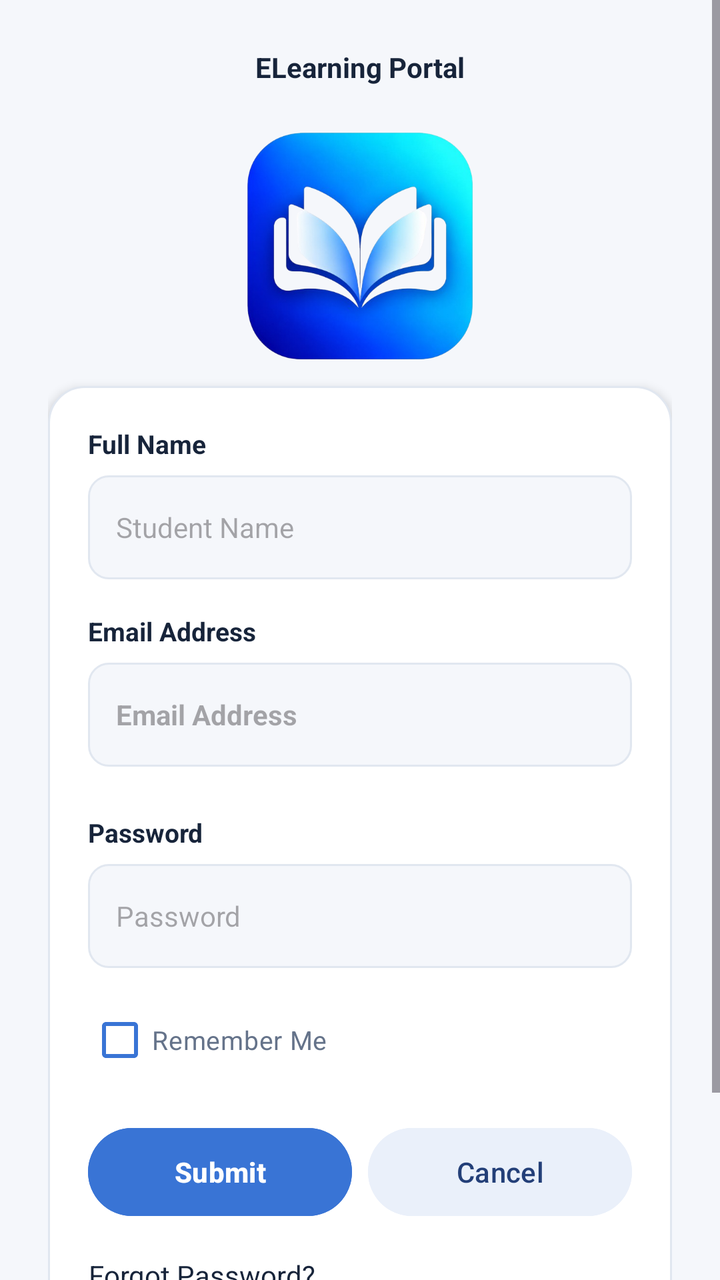
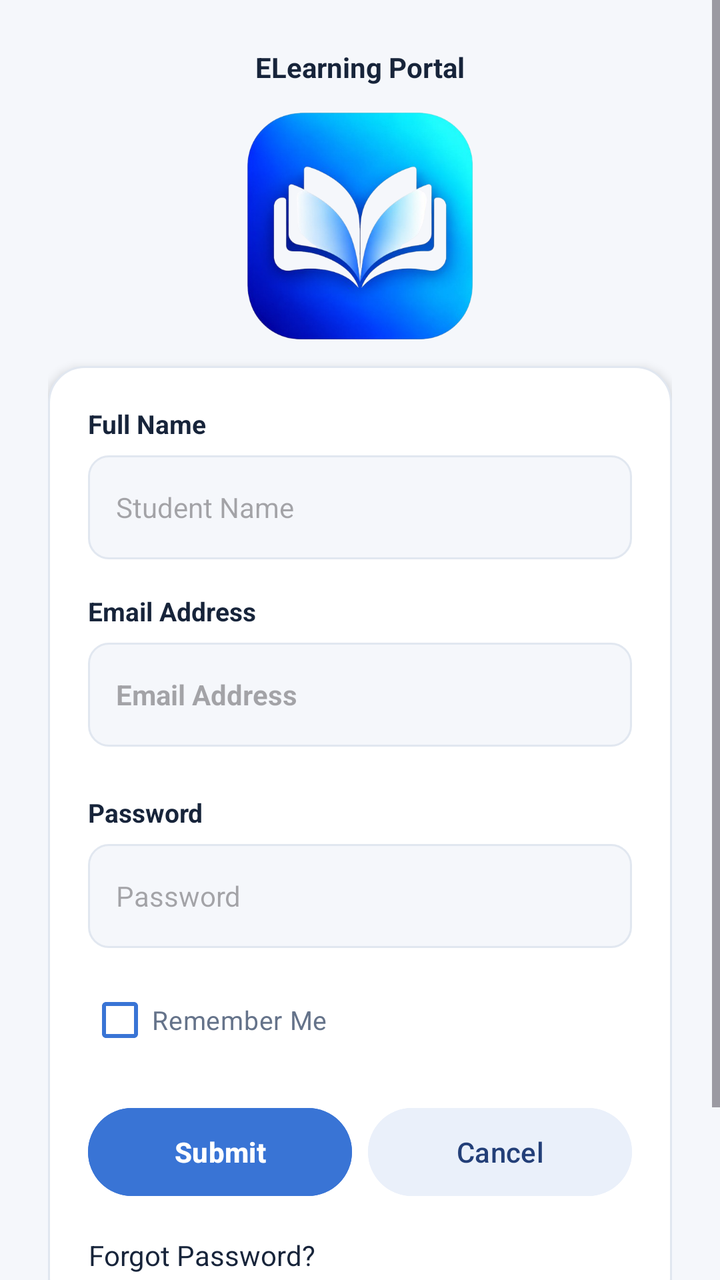

Two renders of the same Android screen: before a commit and after it. Below are the layout's source before the change and the commit's diff.
<!-- AndroidManifest.xml: application theme Theme.ELearningPortal -->
<!-- res/layout/activity_login.xml -->
<?xml version="1.0" encoding="utf-8"?>
<ScrollView xmlns:android="http://schemas.android.com/apk/res/android"
    android:layout_width="match_parent"
    android:layout_height="match_parent"
    android:fillViewport="true">

    <LinearLayout
        android:layout_width="match_parent"
        android:layout_height="wrap_content"
        android:orientation="vertical"
        android:gravity="center_horizontal"
        android:padding="24dp">

        <TextView
            android:layout_width="wrap_content"
            android:layout_height="wrap_content"
            android:text="@string/app_name"
            android:textStyle="bold"
            android:textColor="@color/text_primary" />

        
        <ImageView
            android:id="@+id/logo"
            android:layout_width="120dp"
            android:layout_height="120dp"
            android:layout_marginTop="20dp"
            android:layout_marginBottom="10dp"
            android:src="@drawable/logo"
            android:contentDescription="@string/school_logo_description" />

        <LinearLayout
            android:layout_width="match_parent"
            android:layout_height="wrap_content"
            android:orientation="vertical"
            android:padding="20dp"
            android:background="@drawable/bg_login_card"
            android:elevation="3dp">

            
            <TextView
                android:layout_width="wrap_content"
                android:layout_height="wrap_content"
                android:text="@string/full_name"
                android:textColor="@color/text_primary"
                android:textStyle="bold"
                android:textSize="13sp"
                android:layout_marginBottom="7dp"/>

            
            <EditText
                android:id="@+id/etName"
                android:layout_width="match_parent"
                android:layout_height="52dp"
                android:autofillHints="@string/student_name_autofill_hint"
                android:hint="@string/student_name"
                android:inputType="textPersonName"
                android:singleLine="true"
                android:paddingHorizontal="14dp"
                android:textSize="14sp"
                android:background="@drawable/bg_login_input"/>

            
            <TextView
                android:layout_marginBottom="7dp"
                android:layout_width="wrap_content"
                android:layout_height="wrap_content"
                android:text="@string/email_address"
                android:textColor="@color/text_primary"
                android:textStyle="bold"
                android:textSize="13sp"
                android:layout_marginTop="17dp"/>

            
            <EditText
                android:id="@+id/etEmail"
                android:textColor="@color/text_primary"
                android:textStyle="bold"
                android:layout_marginBottom="7dp"
                android:autofillHints="@string/email_address_autofill_hint"
                android:hint="@string/email_address"
                android:inputType="textEmailAddress"
                android:layout_width="match_parent"
                android:layout_height="52dp"
                android:singleLine="true"
                android:paddingHorizontal="14dp"
                android:textSize="14sp"
                android:background="@drawable/bg_login_input"/>

            
            <TextView
                android:layout_marginBottom="7dp"
                android:layout_width="wrap_content"
                android:layout_height="wrap_content"
                android:text="@string/password"
                android:textColor="@color/text_primary"
                android:textStyle="bold"
                android:textSize="13sp"
                android:layout_marginTop="17dp"/>

            
            <EditText
                android:id="@+id/etPassword"
                android:autofillHints="@string/password_autofill_hint"
                android:hint="@string/password"
                android:inputType="textPassword"
                android:layout_width="match_parent"
                android:layout_height="52dp"
                android:singleLine="true"
                android:paddingHorizontal="14dp"
                android:textSize="14sp"
                android:background="@drawable/bg_login_input"/>

            
            <CheckBox
                android:id="@+id/cbRemember"
                android:layout_width="match_parent"
                android:layout_height="wrap_content"
                android:layout_marginTop="12dp"
                android:text="@string/remember_me"
                android:textColor="@color/text_secondary"
                android:textSize="13sp"
                android:buttonTint="@color/primary_button"/>

            
            <LinearLayout
                style="?android:attr/buttonBarStyle"
                android:layout_width="match_parent"
                android:layout_height="wrap_content"
                android:layout_marginTop="16dp"
                android:orientation="horizontal">

                <Button
                    android:id="@+id/btnSubmit"
                    android:layout_weight="1"
                    android:text="@string/submit"
                    android:layout_width="0dp"
                    android:layout_height="52dp"
                    android:textAllCaps="false"
                    android:textColor="#FFFFFF"
                    android:textStyle="bold"
                    android:backgroundTint="@color/primary_button"/>

                <Button
                    android:id="@+id/btnCancel"
                    android:layout_weight="1"
                    android:layout_width="0dp"
                    android:layout_height="52dp"
                    android:textAllCaps="false"
                    android:textColor="@color/primary"
                    android:backgroundTint="@color/soft_blue"
                    android:layout_marginStart="8dp"
                    android:text="@string/cancel" />
            </LinearLayout>

            
            <TextView
                android:id="@+id/tvForgot"
                android:layout_width="wrap_content"
                android:layout_height="wrap_content"
                android:layout_marginTop="16dp"
                android:text="@string/forgot_password"
                android:textAlignment="center"
                android:textColor="@color/text_primary"
                android:textSize="14sp" />

            
            <ProgressBar
                android:id="@+id/progressBar"
                android:layout_width="wrap_content"
                android:layout_height="wrap_content"
                android:layout_marginTop="16dp"
                android:visibility="gone" />
        </LinearLayout>

        
        <TextView
            android:layout_width="wrap_content"
            android:layout_height="wrap_content"
            android:layout_gravity="center"
            android:text="@string/app_name"
            android:textColor="@color/text_secondary"
            android:textSize="11sp"
            android:letterSpacing="0.15"
            android:layout_marginTop="24dp"
            android:layout_marginBottom="20dp"/>
    </LinearLayout>
</ScrollView>
<!-- resources referenced by this layout -->
<resources>
  <color name="primary">#233F78</color>
  <color name="primary_button">#3974D5</color>
  <color name="soft_blue">#EAF0FA</color>
  <color name="text_primary">#17243A</color>
  <color name="text_secondary">#65738A</color>
  <!-- drawable bg_login_card (drawable) -->
  <?xml version="1.0" encoding="utf-8"?>
  <shape xmlns:android="http://schemas.android.com/apk/res/android"
      android:shape="rectangle">
  
      <solid android:color="@color/surface"/>
  
      <corners android:radius="18dp"/>
  
      <stroke
          android:width="1dp"
          android:color="@color/border"/>
  
  </shape>
  <!-- drawable bg_login_input (drawable) -->
  <?xml version="1.0" encoding="utf-8"?>
  <shape xmlns:android="http://schemas.android.com/apk/res/android"
      android:shape="rectangle">
  
      <solid android:color="@color/background"/>
  
      <corners android:radius="10dp"/>
  
      <stroke
          android:width="1dp"
          android:color="@color/border"/>
  
  </shape>
  <!-- drawable logo: png bitmap (drawable, 246216 bytes) -->
  <string name="app_name">ELearning Portal</string>
  <string name="cancel">Cancel</string>
  <string name="email_address">Email Address</string>
  <string name="email_address_autofill_hint">you@example.com</string>
  <string name="forgot_password">Forgot Password?</string>
  <string name="full_name">Full Name</string>
  <string name="password">Password</string>
  <string name="password_autofill_hint">Password should be more than 6 characters</string>
  <string name="remember_me">Remember Me</string>
  <string name="school_logo_description">School Logo</string>
  <string name="student_name">Student Name</string>
  <string name="student_name_autofill_hint">Your full name</string>
  <string name="submit">Submit</string>
  <style name="Theme.ELearningPortal" parent="Base.Theme.ELearningPortal" />
  <color name="surface">#FFFFFF</color>
  <color name="border">#E1E7F0</color>
  <color name="background">#F5F7FB</color>
  <style name="Base.Theme.ELearningPortal" parent="Theme.Material3.DayNight.NoActionBar">
  
  
          <item name="colorPrimary">@color/primary</item>
          <item name="colorOnPrimary">@color/surface</item>
  
          <item name="colorSecondary">@color/secondary</item>
          <item name="colorOnSecondary">@color/surface</item>
  
          <item name="colorTertiary">@color/primary_button</item>
  
          
          <item name="android:colorBackground">@color/background</item>
          <item name="colorSurface">@color/surface</item>
          <item name="android:statusBarColor">@color/primary</item>
          <item name="android:navigationBarColor">@color/surface</item>
          <item name="android:windowLightStatusBar">false</item>
  
  
      </style>
  <color name="secondary">#18A6A0</color>
</resources>

<!-- the commit's change to res/layout/activity_login.xml (unified diff, before → after) -->
@@ -23,7 +23,7 @@
             android:id="@+id/logo"
             android:layout_width="120dp"
             android:layout_height="120dp"
-            android:layout_marginTop="20dp"
+            android:layout_marginTop="10dp"
             android:layout_marginBottom="10dp"
             android:src="@drawable/logo"
             android:contentDescription="@string/school_logo_description" />
